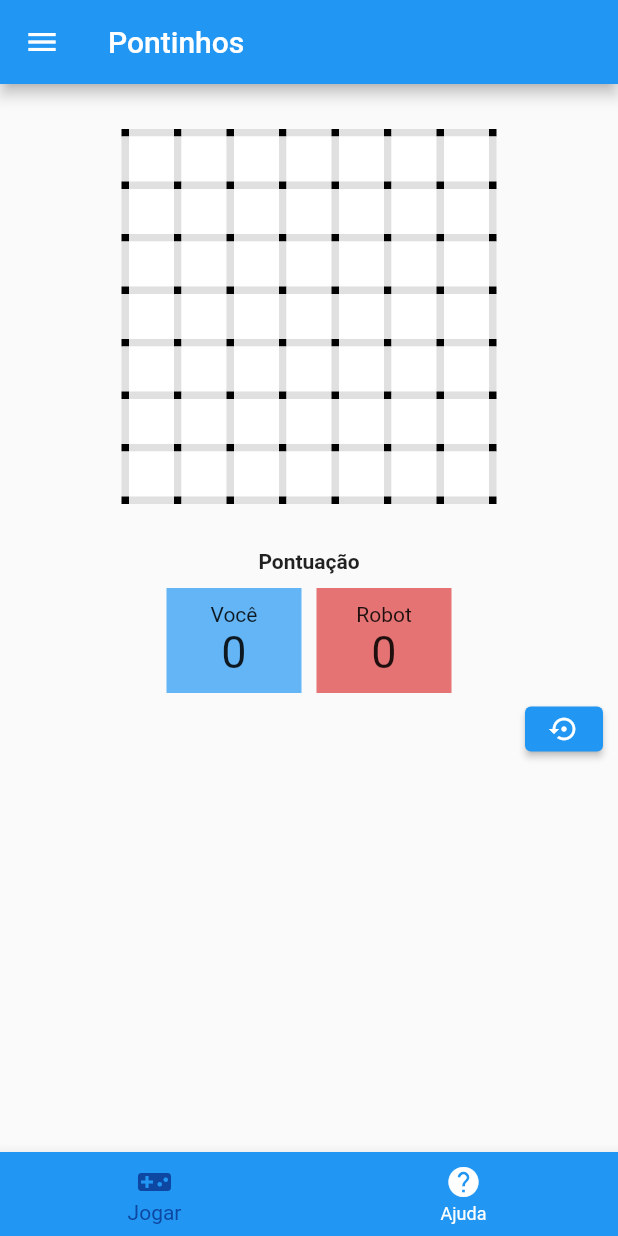
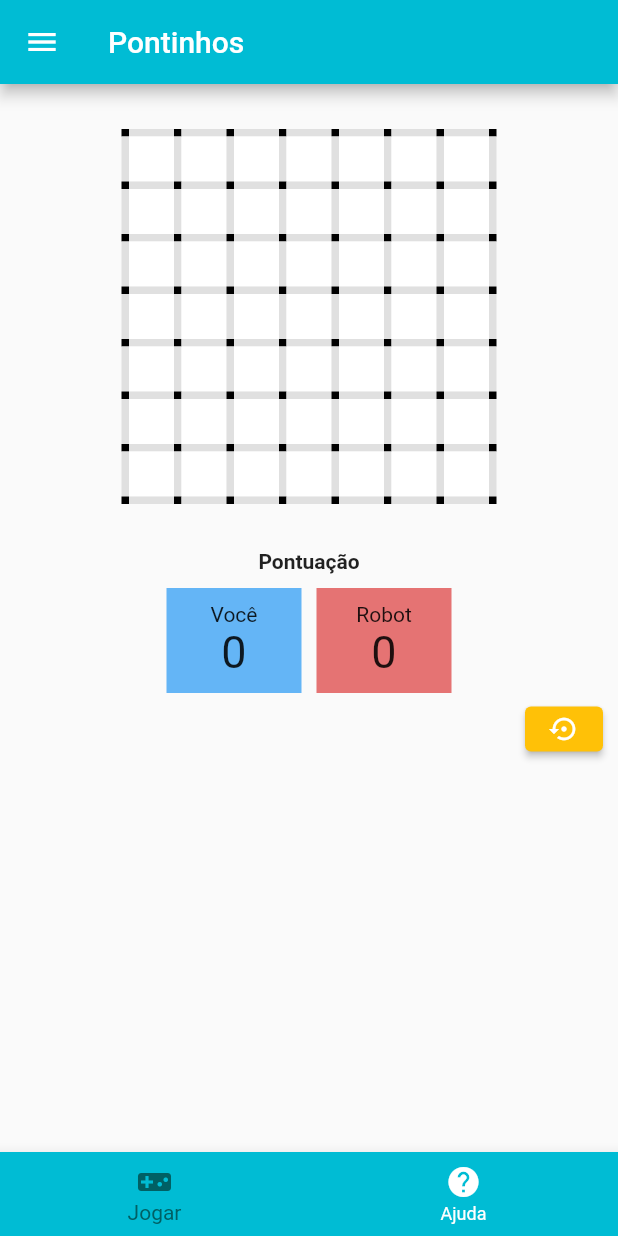
Before and after one commit to suelbrito/pontinhos, a Flutter app: the screen it shows after launch, on a phone screen of 412 x 824 dp. Run offline on Flutter 3.47's test engine with Material 2 defaults, Android fonts, the light colour scheme and no system bars.

Commit message:
Estilo personalizado

```diff
--- a/lib/components/partidas.dart
+++ b/lib/components/partidas.dart
@@ -6,7 +6,7 @@ import 'package:pontinhos/models/partida.dart';
 class Partidas extends StatelessWidget {
   const Partidas({Key? key}) : super(key: key);
 
-  List<Row> retornarPartidas() {
+  List<Row> retornarPartidas(context) {
     List<Row> partidas = [];
 
     for (Partida element in globals.partidas) {
@@ -76,7 +76,7 @@ class Partidas extends StatelessWidget {
           children: const <Widget>[
             Text(
               'Nada a exibir',
-              style: TextStyle(color: Colors.grey, fontSize: 20),
+              style: TextStyle(color: Colors.grey, fontSize: 25),
             )
           ]));
     }
@@ -86,7 +86,7 @@ class Partidas extends StatelessWidget {
 
   @override
   Widget build(BuildContext context) {
-    List<Row> partidas = retornarPartidas();
+    List<Row> partidas = retornarPartidas(context);
     return Column(
         mainAxisAlignment: MainAxisAlignment.center, children: partidas);
   }
--- a/lib/main.dart
+++ b/lib/main.dart
@@ -17,8 +17,15 @@ class MyApp extends StatelessWidget {
     return MaterialApp(
       title: 'Jogo dos pontinhos',
       theme: ThemeData(
-        primarySwatch: Colors.blue,
-      ),
+          colorScheme: ThemeData().colorScheme.copyWith(
+                primary: Colors.cyan,
+                secondary: Colors.amber,
+                tertiary: Colors.cyan.shade900,
+                inversePrimary: Colors.white,
+              ),
+          fontFamily: 'RobotoCondensed',
+          textTheme: ThemeData().textTheme.copyWith(
+              headline1: const TextStyle(color: Colors.grey, fontSize: 25))),
       initialRoute: '/',
       routes: {
         AppRoutes.HOME: (ctx) => const TabsScreen(),
--- a/lib/screens/game_screen.dart
+++ b/lib/screens/game_screen.dart
@@ -60,7 +60,8 @@ class _GameScreenState extends State<GameScreen> {
                   alignment: Alignment.centerRight,
                   child: ElevatedButton(
                       style: ElevatedButton.styleFrom(
-                          minimumSize: const Size(30, 30)),
+                          minimumSize: const Size(30, 30),
+                          primary: Theme.of(context).colorScheme.secondary),
                       onPressed: _reiniciar,
                       child: const Icon(
                         Icons.settings_backup_restore,
--- a/lib/screens/tabs_screen.dart
+++ b/lib/screens/tabs_screen.dart
@@ -30,9 +30,8 @@ class _TabsScreenState extends State<TabsScreen> {
       body: _screens[_indexSelectedScreen],
       bottomNavigationBar: BottomNavigationBar(
         onTap: _selectScreen,
-        selectedItemColor:
-            Colors.blue.shade900, //Theme.of(context).colorScheme.secondary,
-        unselectedItemColor: Colors.white,
+        selectedItemColor: Theme.of(context).colorScheme.tertiary,
+        unselectedItemColor: Theme.of(context).colorScheme.inversePrimary,
         currentIndex: _indexSelectedScreen,
         backgroundColor: Theme.of(context).colorScheme.primary,
         items: const [
```
Also changed, not shown: lib/screens/help_screen.dart (+12 -4 lines), pubspec.yaml (+10 -0 lines).
